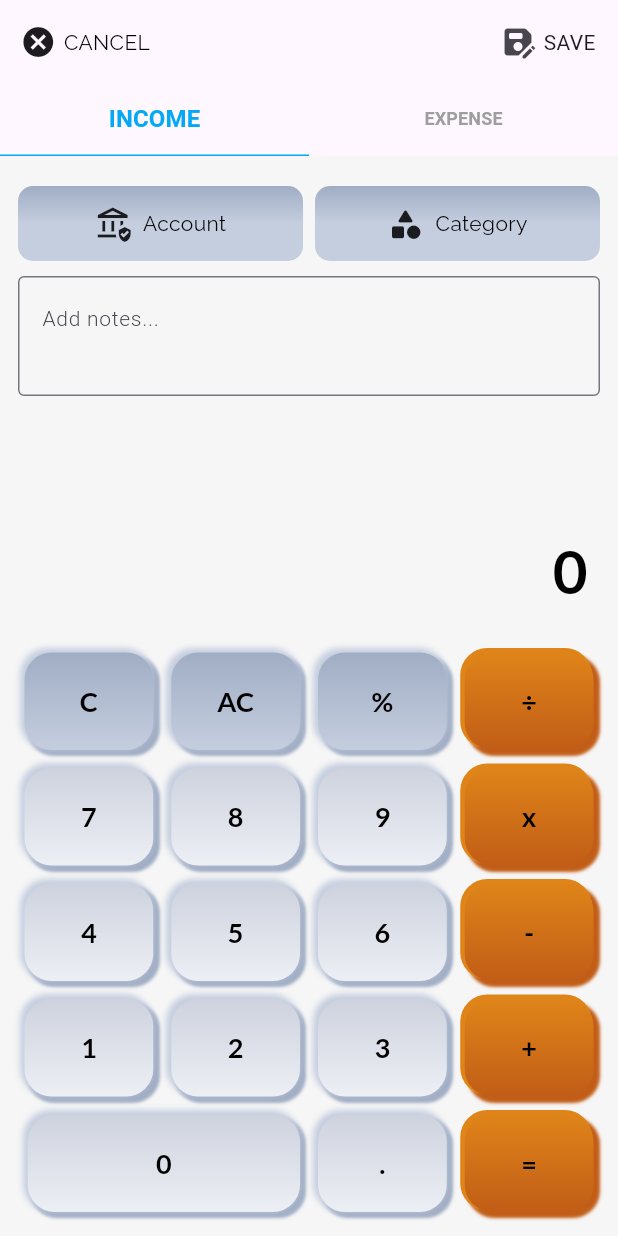
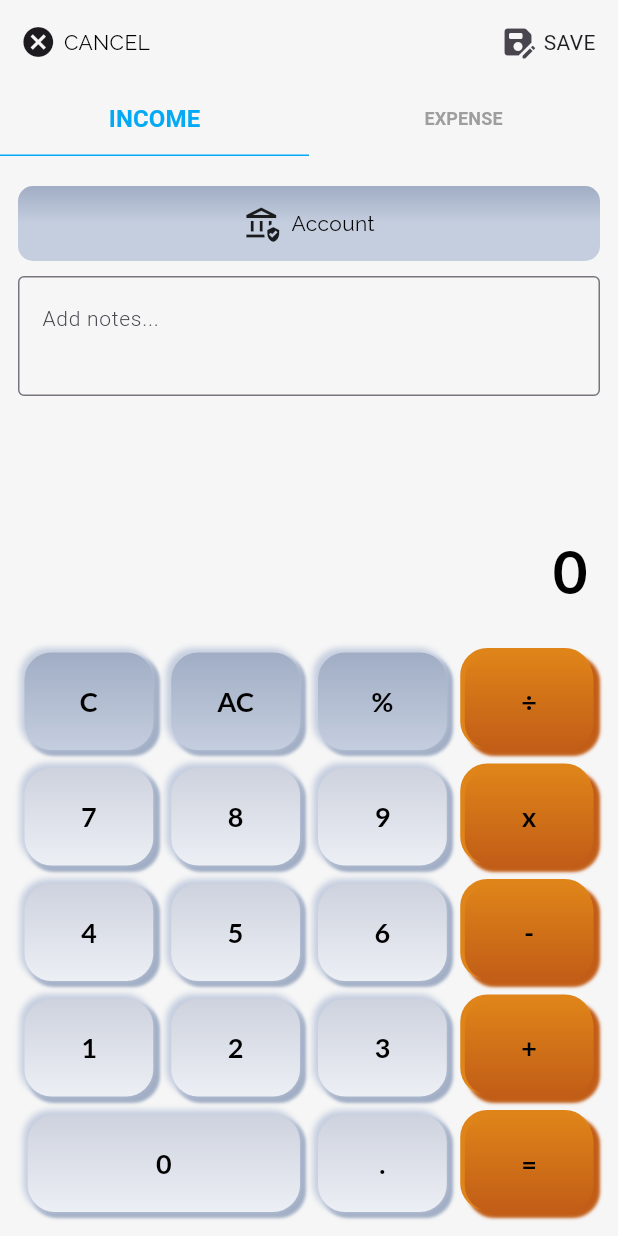
Before and after one commit to Kevinkiron/zoro, a Flutter app: the screen it shows after launch, item 3 of the bottom bar chosen, after a tap on the "add" icon, on a phone screen of 412 x 824 dp. Run offline on Flutter 3.47's test engine with Material 3 defaults, Android fonts, the phone set to English and light mode, and no system bars; our stand-ins replace bloc, easy_date_timeline, equatable, fl_chart, flashy_tab_bar2, flip_card and 4 more.

Commit message:
statistic screen ui

```diff
--- a/lib/main.dart
+++ b/lib/main.dart
@@ -29,8 +29,11 @@ class MyApp extends StatelessWidget {
         // theme: lightMode,
         // darkTheme: darkMode,
         theme: ThemeData(
-          brightness: Brightness.light,
-        ),
+            brightness: Brightness.light,
+            scaffoldBackgroundColor: const Color(0xFFf6f6f6),
+            appBarTheme: const AppBarTheme(
+              backgroundColor: Color(0xFFf6f6f6),
+            )),
         home: const Splash(),
       ),
     );
--- a/lib/screens/add_expense_income/bloc/math_bloc.dart
+++ b/lib/screens/add_expense_income/bloc/math_bloc.dart
@@ -22,55 +22,15 @@ class MathBloc extends Bloc<MathEvent, MathState> {
       add(Percent(event.value));
       return;
     }
-    if (event.value == 'AC') {
+    if (event.value == 'C') {
       add(Delete(event.value));
       return;
     }
-    if (event.value == 'C') {
+    if (event.value == 'AC') {
       add(ClearAll(event.value));
       return;
     }
     add(Append(event.value));
-
-    // if (event.value == state.numbers.contains('C').toString()) {
-    //   emit(state.copyWith(number1: '', operand: '', number2: ''));
-    //   return;
-    // }
-
-    //  String? value;
-    //   if (event.value != state.numbers.contains('.').toString() &&
-    //       int.tryParse(event.value) == null) {
-    //     if (state.operand.isNotEmpty && state.number2.isNotEmpty) {}
-    //     emit(state.copyWith(operand: event.value));
-    //   } else if (state.number1.isEmpty || state.operand.isEmpty) {
-    //     if (event.value == state.numbers.contains('.').toString() &&
-    //         state.number1.contains('.')) {
-    //       return;
-    //     }
-    //     if (event.value == state.numbers.contains('.').toString() &&
-    //             state.number1.isEmpty ||
-    //         state.number1 == state.numbers.contains('.').toString()) {
-    //       value = '0.';
-    //     }
-    //     emit(state.copyWith(
-    //       number1: event.value,
-    //     ));
-    //   } else if (state.number2.isEmpty || state.operand.isNotEmpty) {
-    //     if (event.value == state.numbers.contains('.').toString() &&
-    //         state.number2.contains('.')) {
-    //       return;
-    //     }
-    //     if (event.value == state.numbers.contains('.').toString() &&
-    //             state.number2.isEmpty ||
-    //         state.number2 == state.numbers.contains('.').toString()) {
-    //       value = '0.';
-    //     }
-
-    //     emit(state.copyWith(
-    //       number2: event.value,
-    //     ));
-    //   }
-    // }
   }
 
   calculate(Calculate event, Emitter<MathState> emit) {
--- a/lib/screens/add_expense_income/expense_form.dart
+++ b/lib/screens/add_expense_income/expense_form.dart
@@ -14,7 +14,6 @@ class AddExpense extends StatelessWidget {
       length: 2,
       initialIndex: 0,
       child: Scaffold(
-        backgroundColor: const Color(0xFFf6f6f6),
         appBar: AppBar(
           leadingWidth: 100,
           leading: GestureDetector(
@@ -116,7 +115,7 @@ class AddExpense extends StatelessWidget {
           ),
         ),
         const Gap(4),
-        CalculatorView(),
+        const CalculatorView(),
         const Gap(10),
       ],
     );
@@ -131,11 +130,8 @@ class AddExpense extends StatelessWidget {
           child: Column(
             children: [
               Row(
-                mainAxisAlignment: MainAxisAlignment.spaceBetween,
                 children: [
                   _accountSelection(),
-                  const Gap(8),
-                  _categorySelection(),
                 ],
               ),
               const Gap(10),
--- a/lib/screens/home/home.dart
+++ b/lib/screens/home/home.dart
@@ -3,6 +3,7 @@ import 'package:expense_tracker/utils/app_font_styles.dart';
 import 'package:expense_tracker/utils/string_const.dart';
 import 'package:flip_card/flip_card.dart';
 import 'package:flutter/material.dart';
+import 'package:flutter/widgets.dart';
 import 'package:flutter_bloc/flutter_bloc.dart';
 import 'package:gap/gap.dart';
 import 'package:intl/intl.dart';
@@ -10,6 +11,7 @@ import 'package:intl/intl.dart';
 import '../../utils/bottom.dart';
 import '../../utils/constants.dart';
 import '../../utils/floating_button.dart';
+import '../../utils/pie_chart.dart';
 
 class Home extends StatelessWidget {
   const Home({super.key});
@@ -20,7 +22,6 @@ class Home extends StatelessWidget {
       builder: (context, state) {
         return Scaffold(
           bottomNavigationBar: const BottomNavBar(),
-          backgroundColor: const Color(0xFFf6f6f6),
           body: state.pages[state.tabIndex],
           floatingActionButton: const FloatButton(),
         );
@@ -48,7 +49,7 @@ class HomeView extends StatelessWidget {
           crossAxisAlignment: CrossAxisAlignment.start,
           children: [
             const SizedBox(
-              height: 60,
+              height: 30,
             ),
             Row(
               mainAxisAlignment: MainAxisAlignment.spaceBetween,
@@ -277,7 +278,7 @@ class HomeView extends StatelessWidget {
       height: 150,
       // width: 400,
       padding: const EdgeInsets.symmetric(
-        horizontal: 20,
+        horizontal: 10,
       ),
       decoration: BoxDecoration(
         boxShadow: const [
@@ -298,51 +299,70 @@ class HomeView extends StatelessWidget {
         color: Colors.black,
         borderRadius: BorderRadius.circular(20),
       ),
-      child: const Column(
-        crossAxisAlignment: CrossAxisAlignment.start,
-        mainAxisAlignment: MainAxisAlignment.spaceBetween,
+      child: Row(
         children: [
-          SizedBox(
-            height: 10,
-          ),
+          PieChartView(),
+          Gap(10),
+          Row(
+            children: [
               Column(
-            crossAxisAlignment: CrossAxisAlignment.start,
+                mainAxisAlignment: MainAxisAlignment.center,
                 children: [
                   Row(
-                mainAxisAlignment: MainAxisAlignment.spaceBetween,
                     children: [
-                  Text(
-                    "Available Balance",
-                    style: TextStyle(
-                      color: Colors.white,
+                      Container(
+                        color: Colors.blue,
+                        height: 15,
+                        width: 15,
                       ),
-                  ),
-                  Icon(
-                    Icons.arrow_forward_ios_rounded,
-                    color: Colors.white,
-                  )
+                      const Gap(6),
+                      AppFont().S(text: '%45 Shopping', color: Colors.white)
                     ],
                   ),
-              Text(
-                " 2,800",
-                style: TextStyle(
-                    color: Colors.white,
-                    fontSize: 36,
-                    fontWeight: FontWeight.bold),
+                  Gap(10),
+                  Row(
+                    children: [
+                      Container(
+                        color: Colors.blue,
+                        height: 15,
+                        width: 15,
+                      ),
+                      const Gap(6),
+                      AppFont().S(text: '%45 Shopping', color: Colors.white)
+                    ],
                   ),
                 ],
               ),
-          Align(
-            alignment: Alignment.bottomCenter,
-            child: Text(
-              "tap for detail",
-              style: TextStyle(
-                color: Colors.white,
+              Gap(10),
+              Column(
+                mainAxisAlignment: MainAxisAlignment.center,
+                children: [
+                  Row(
+                    children: [
+                      Container(
+                        color: Colors.blue,
+                        height: 15,
+                        width: 15,
                       ),
+                      const Gap(6),
+                      AppFont().S(text: '%45 Shopping', color: Colors.white)
+                    ],
                   ),
+                  Gap(10),
+                  Row(
+                    children: [
+                      Container(
+                        color: Colors.blue,
+                        height: 15,
+                        width: 15,
                       ),
-          SizedBox(
-            height: 4,
+                      const Gap(6),
+                      AppFont().S(text: '%45 Shopping', color: Colors.white)
+                    ],
+                  ),
+                ],
+              )
+            ],
           )
         ],
       ),
--- a/lib/screens/splash/splash.dart
+++ b/lib/screens/splash/splash.dart
@@ -21,13 +21,12 @@ class Splash extends StatelessWidget {
       }
     }, builder: (context, state) {
       return Scaffold(
-          backgroundColor: const Color(0xFFf6f6f6),
           body: Column(
-            mainAxisAlignment: MainAxisAlignment.center,
-            children: [
-              Lottie.asset('assets/images/splash2.json'),
-            ],
-          ));
+        mainAxisAlignment: MainAxisAlignment.center,
+        children: [
+          Lottie.asset('assets/images/splash2.json'),
+        ],
+      ));
     });
   }
 }
--- a/lib/screens/statistics/statistics.dart
+++ b/lib/screens/statistics/statistics.dart
@@ -1,3 +1,4 @@
+import 'package:expense_tracker/utils/app_font_styles.dart';
 import 'package:expense_tracker/utils/bar_chart.dart';
 import 'package:flutter/material.dart';
 import 'package:gap/gap.dart';
@@ -7,17 +8,95 @@ class Statistics extends StatelessWidget {
 
   @override
   Widget build(BuildContext context) {
-    return const Scaffold(
-        backgroundColor: const Color(0xFFf6f6f6),
-        body: Column(
+    return DefaultTabController(
+      length: 2,
+      initialIndex: 0,
+      child: Scaffold(
+          body: Padding(
+        padding: const EdgeInsets.symmetric(horizontal: 15),
+        child: Column(
+          crossAxisAlignment: CrossAxisAlignment.start,
           children: [
-            SizedBox(
-              height: 50,
+            const SizedBox(
+              height: 30,
             ),
-            Text('Transactions'),
-            Gap(20),
-            BarChartView(),
+            Align(
+              alignment: Alignment.center,
+              child: AppFont().S(
+                text: 'Statistics'.toUpperCase(),
+              ),
+            ),
+            const Gap(20),
+            AppFont().S(text: 'Expenses Average'.toUpperCase()),
+            Row(
+              children: [
+                AppFont().N(
+                  text: '33,000'.toUpperCase(),
+                  fontSize: 20,
+                  fontWeight: FontWeight.bold,
+                ),
+                const Gap(10),
+                const Icon(
+                  Icons.arrow_drop_down_circle_sharp,
+                  color: Colors.redAccent,
+                )
+              ],
+            ),
+            const Gap(10),
+            const TabBar(
+              tabs: [
+                Tab(
+                  text: 'WEEKLY',
+                ),
+                Tab(
+                  text: 'MONTHLY',
+                )
+              ],
+            ),
+            Expanded(
+              child: TabBarView(children: [
+                Column(
+                  crossAxisAlignment: CrossAxisAlignment.start,
+                  children: [
+                    const BarChartView(),
+                    const Gap(10),
+                    AppFont().S(
+                        text: ' CATEGORIES',
+                        fontSize: 16,
+                        fontWeight: FontWeight.bold),
+                    const Gap(10),
+                    Expanded(
+                      child: ListView.builder(
+                          physics: const AlwaysScrollableScrollPhysics(),
+                          itemCount: 4,
+                          shrinkWrap: true,
+                          padding: EdgeInsets.zero,
+                          itemBuilder: (context, index) {
+                            return ListTile(
+                              trailing: const Text('data'),
+                              title: const Text('Shopping'),
+                              subtitle: const Text('Description'),
+                              leading: Container(
+                                  width: 40,
+                                  height: 40,
+                                  decoration: BoxDecoration(
+                                      color: const Color.fromARGB(
+                                          255, 145, 232, 148),
+                                      borderRadius: BorderRadius.circular(10)),
+                                  child: const Icon(Icons.ac_unit_sharp)),
+                            );
+                          }),
+                    )
+                  ],
+                ),
+                const Column(
+                  children: [],
+                ),
+              ]),
+            )
           ],
-        ));
+        ),
+      )),
+    );
   }
 }
--- a/lib/screens/transactions/transaction.dart
+++ b/lib/screens/transactions/transaction.dart
@@ -10,12 +10,11 @@ class Transaction extends StatelessWidget {
     return DefaultTabController(
       length: 2,
       child: Scaffold(
-        backgroundColor: const Color(0xFFf6f6f6),
         body: Padding(
           padding: const EdgeInsets.symmetric(horizontal: 15),
           child: Column(
             children: [
-              const Gap(50),
+              const Gap(30),
               EasyDateTimeLine(
                 initialDate: DateTime.now(),
               ),
--- a/lib/utils/bar_chart.dart
+++ b/lib/utils/bar_chart.dart
@@ -9,16 +9,21 @@ class BarChartView extends StatelessWidget {
   @override
   Widget build(BuildContext context) {
     return AspectRatio(
-      aspectRatio: 1.2,
+      aspectRatio: 1.28,
       child: Container(
         padding: const EdgeInsets.symmetric(vertical: 15, horizontal: 10),
         decoration: BoxDecoration(
-          borderRadius: BorderRadius.circular(20),
+          borderRadius: BorderRadius.circular(10),
           boxShadow: [
             BoxShadow(
                 spreadRadius: 0,
-                offset: const Offset(0.7, 2),
+                offset: const Offset(1, 1),
                 blurRadius: 5,
+                color: Colors.grey.withOpacity(0.5)),
+            BoxShadow(
+                spreadRadius: 0,
+                offset: const Offset(0, 0),
+                blurRadius: 1,
                 color: Colors.grey.withOpacity(0.5))
           ],
           color: Colors.white,
--- a/lib/utils/calculator.dart
+++ b/lib/utils/calculator.dart
@@ -6,7 +6,7 @@ import 'package:gap/gap.dart';
 import '../screens/add_expense_income/bloc/math_bloc.dart';
 
 class CalculatorView extends StatelessWidget {
-  CalculatorView({super.key});
+  const CalculatorView({super.key});
   @override
   Widget build(BuildContext context) {
     final screenSize = MediaQuery.of(context).size;
@@ -33,7 +33,7 @@ class CalculatorView extends StatelessWidget {
                         fontSize: 40,
                         align: TextAlign.end,
                         fontWeight: FontWeight.bold,
-                    ),
+                        overflow: TextOverflow.visible),
                   ),
                 ),
                 const Gap(20),
--- /dev/null
+++ b/lib/utils/pie_chart.dart
@@ -0,0 +1,23 @@
+import 'package:fl_chart/fl_chart.dart';
+import 'package:flutter/material.dart';
+
+class PieChartView extends StatelessWidget {
+  const PieChartView({super.key});
+
+  @override
+  Widget build(BuildContext context) {
+    return AspectRatio(
+      aspectRatio: 0.7,
+      child: PieChart(
+        PieChartData(
+          pieTouchData: PieTouchData(),
+          sections: [
+            PieChartSectionData(title: 'A', color: Colors.blue),
+            PieChartSectionData(title: 'B'),
+            PieChartSectionData(title: 'C'),
+          ],
+        ),
+      ),
+    );
+  }
+}
```
Lines whose indentation alone changed are shown as unchanged.
